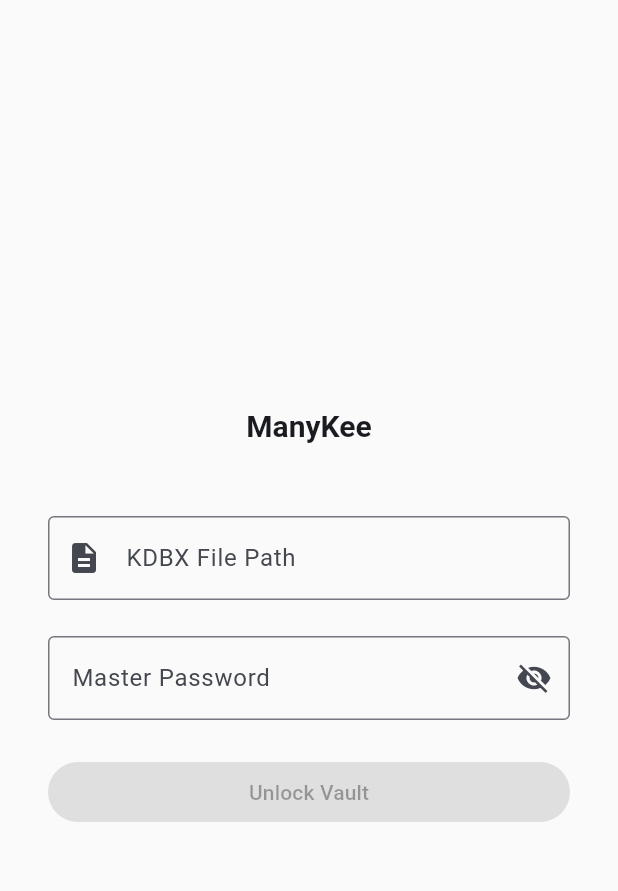
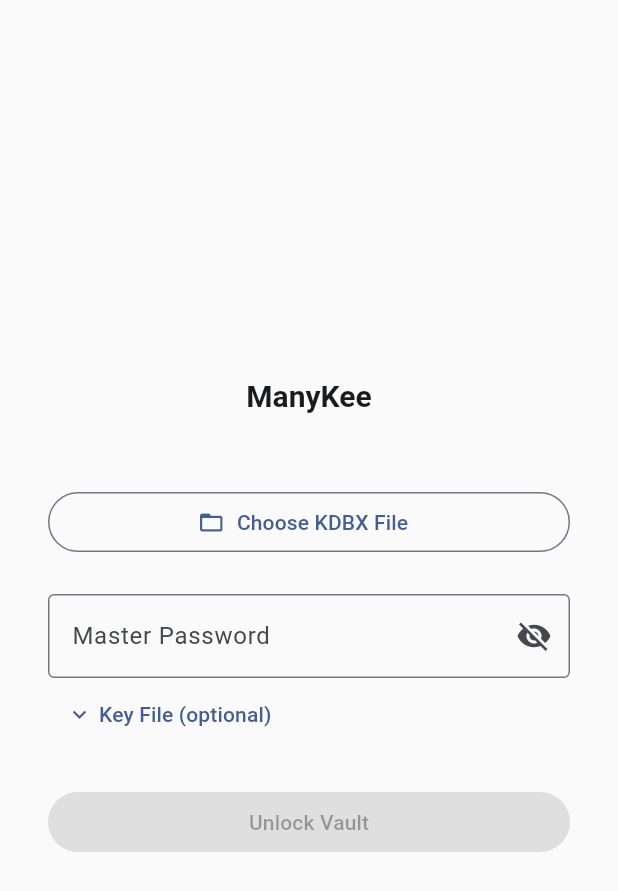
Before and after one commit to ManyMath/ManyKee, a Flutter app: the screen it shows after launch, on a phone screen of 412 x 824 dp. Shown: the top 891 px of the screen. Run offline on Flutter 3.47's test engine with Material 3 defaults, Android fonts, the light colour scheme and no system bars; our stand-ins replace args, web; missing offline and left inert: dart:ffi, dart:js_interop.

Commit message:
feat: native unlock with file picker and key file support

```diff
--- a/packages/keepass_flutter/example/lib/src/screens/unlock_screen.dart
+++ b/packages/keepass_flutter/example/lib/src/screens/unlock_screen.dart
@@ -1,13 +1,15 @@
+import 'package:file_picker/file_picker.dart';
 import 'package:flutter/material.dart';
 import 'package:keepass/keepass.dart';
 import 'package:keepass_ui/keepass_ui.dart' show Spacing;
 
 import '../state/native_vault_state.dart';
 
-/// Minimal native unlock screen with file path input and master password.
+/// Native unlock screen with file picker, key file disclosure, and rich errors.
 ///
-/// Desktop-only for Phase 8 scaffold. No key file, no YubiKey, no mobile
-/// wizard -- those are Phase 9.
+/// Replaces the Phase 8 text-field scaffold with a production unlock flow
+/// using OS-native file dialogs (D-01), optional key file (D-02), and
+/// detailed error feedback (D-03).
 class NativeUnlockScreen extends StatefulWidget {
   final NativeVaultState vaultState;
 
@@ -21,21 +23,53 @@
 }
 
 class _NativeUnlockScreenState extends State<NativeUnlockScreen> {
-  final _filePathController = TextEditingController();
+  String? _filePath;
+  String? _filename;
+  String? _keyFilePath;
+  String? _keyFilename;
+  bool _showKeyFile = false;
   final _passwordController = TextEditingController();
+  final _passwordFocusNode = FocusNode();
   bool _isDecrypting = false;
   bool _obscurePassword = true;
 
   @override
   void dispose() {
-    _filePathController.dispose();
     _passwordController.dispose();
+    _passwordFocusNode.dispose();
     super.dispose();
   }
 
   bool get _canUnlock =>
-      _filePathController.text.isNotEmpty &&
-      _passwordController.text.isNotEmpty;
+      _filePath != null && _passwordController.text.isNotEmpty;
+
+  Future<void> _pickDatabase() async {
+    final result = await FilePicker.platform.pickFiles(
+      type: FileType.custom,
+      allowedExtensions: ['kdbx'],
+      dialogTitle: 'Choose KDBX File',
+    );
+    if (result != null && result.files.isNotEmpty) {
+      setState(() {
+        _filePath = result.files.single.path;
+        _filename = result.files.single.name;
+      });
+    }
+  }
+
+  Future<void> _pickKeyFile() async {
+    final result = await FilePicker.platform.pickFiles(
+      type: FileType.custom,
+      allowedExtensions: ['key', 'keyx', 'xml'],
+      dialogTitle: 'Choose Key File',
+    );
+    if (result != null && result.files.isNotEmpty) {
+      setState(() {
+        _keyFilePath = result.files.single.path;
+        _keyFilename = result.files.single.name;
+      });
+    }
+  }
 
   Future<void> _unlock() async {
     setState(() {
@@ -44,18 +78,23 @@
     widget.vaultState.clearError();
 
     try {
-      await widget.vaultState.unlock(
-        filePath: _filePathController.text,
+      await widget.vaultState.unlockNative(
+        filePath: _filePath!,
         password: _passwordController.text,
+        keyFilePath: _keyFilePath,
+        filename: _filename,
       );
     } on KeePassError catch (e) {
       final message = e.message.toLowerCase();
-      if (message.contains('password') || message.contains('key')) {
+      if (message.contains('password') ||
+          message.contains('key') ||
+          message.contains('credentials')) {
         widget.vaultState.setError(
           'WRONG_PASSWORD',
           'Incorrect password. Please try again.',
         );
         _passwordController.clear();
+        _passwordFocusNode.requestFocus();
       } else if (message.contains('no such file') ||
           message.contains('not found') ||
           message.contains('cannot open')) {
@@ -63,10 +102,44 @@
           'FILE_NOT_FOUND',
           'File not found. Check the path and try again.',
         );
+      } else if (message.contains('permission') ||
+          message.contains('denied')) {
+        widget.vaultState.setError(
+          'PERMISSION_DENIED',
+          'Permission denied. Check file permissions and try again.',
+        );
+      } else if (message.contains('locked') || message.contains('in use')) {
+        widget.vaultState.setError(
+          'FILE_LOCKED',
+          'File is locked by another process. Close other applications using '
+              'this file and try again.',
+        );
+      } else if (message.contains('header') || message.contains('corrupt')) {
+        widget.vaultState.setError(
+          'CORRUPT_HEADER',
+          'Database header is corrupted. The file may be damaged.',
+        );
+      } else if (message.contains('kdbx') &&
+          (message.contains('version') ||
+              message.contains('format') ||
+              message.contains('not a'))) {
+        widget.vaultState.setError(
+          'NOT_KDBX4',
+          'This is not a KDBX 4.x database. ManyKee requires KDBX 4 format.',
+        );
+      } else if (message.contains('key file') &&
+          (message.contains('invalid') ||
+              message.contains('read') ||
+              message.contains('parse'))) {
+        widget.vaultState.setError(
+          'KEY_FILE_INVALID',
+          'Key file could not be read. Check the file and try again.',
+        );
       } else {
         widget.vaultState.setError(
           'PARSE_ERROR',
-          'This file could not be read. It may be corrupted or not a KDBX 4.x database.',
+          'This file could not be read. It may be corrupted or not a '
+              'KDBX 4.x database.',
         );
       }
     } catch (e) {
@@ -106,22 +179,21 @@
                 ),
                 const SizedBox(height: Spacing.xxl),
 
-                // File path input.
-                TextField(
-                  controller: _filePathController,
-                  decoration: const InputDecoration(
-                    labelText: 'KDBX File Path',
-                    hintText: '/path/to/database.kdbx',
-                    border: OutlineInputBorder(),
-                    prefixIcon: Icon(Icons.description),
+                // File picker button (D-01).
+                SizedBox(
+                  width: double.infinity,
+                  child: OutlinedButton.icon(
+                    onPressed: _isDecrypting ? null : _pickDatabase,
+                    icon: const Icon(Icons.folder_open),
+                    label: Text(_filename ?? 'Choose KDBX File'),
                   ),
-                  onChanged: (_) => setState(() {}),
                 ),
                 const SizedBox(height: Spacing.lg),
 
                 // Master password.
                 TextField(
                   controller: _passwordController,
+                  focusNode: _passwordFocusNode,
                   obscureText: _obscurePassword,
                   decoration: InputDecoration(
                     labelText: 'Master Password',
@@ -145,7 +217,44 @@
                   },
                 ),
 
-                // Error display.
+                // Key file disclosure (D-02).
+                Align(
+                  alignment: Alignment.centerLeft,
+                  child: TextButton(
+                    onPressed: () {
+                      setState(() {
+                        _showKeyFile = !_showKeyFile;
+                      });
+                    },
+                    child: Row(
+                      mainAxisSize: MainAxisSize.min,
+                      children: [
+                        Icon(
+                          _showKeyFile ? Icons.expand_less : Icons.expand_more,
+                          size: 18,
+                        ),
+                        const SizedBox(width: Spacing.xs),
+                        const Text('Key File (optional)'),
+                      ],
+                    ),
+                  ),
+                ),
+                if (_showKeyFile)
+                  Padding(
+                    padding: const EdgeInsets.only(top: Spacing.sm),
+                    child: SizedBox(
+                      width: double.infinity,
+                      child: OutlinedButton.icon(
+                        onPressed: _isDecrypting ? null : _pickKeyFile,
+                        icon: const Icon(Icons.key),
+                        label: Text(_keyFilename ?? 'Choose Key File'),
+                      ),
+                    ),
+                  ),
+
+                // TODO(09-02): YubiKey section goes here
+
+                // Error display (D-03).
                 if (widget.vaultState.errorMessage != null) ...[
                   Padding(
                     padding: const EdgeInsets.only(top: Spacing.sm),
@@ -177,6 +286,13 @@
                         : const Text('Unlock Vault'),
                   ),
                 ),
+
+                // Progress indicator during decryption.
+                if (_isDecrypting)
+                  Padding(
+                    padding: const EdgeInsets.only(top: Spacing.sm),
+                    child: const LinearProgressIndicator(),
+                  ),
               ],
             ),
           ),
--- a/packages/keepass_flutter/example/pubspec.yaml
+++ b/packages/keepass_flutter/example/pubspec.yaml
@@ -16,6 +16,9 @@
     path: ../
   keepass_ui:
     path: ../../keepass_ui
+  file_picker: ^10.2.0
+  shared_preferences: ^2.4.0
+  url_launcher: ^6.2.0
 
 dev_dependencies:
   flutter_test:
```
Also changed, not shown: packages/keepass_flutter/example/lib/src/state/native_vault_state.dart (+49 -7 lines).
